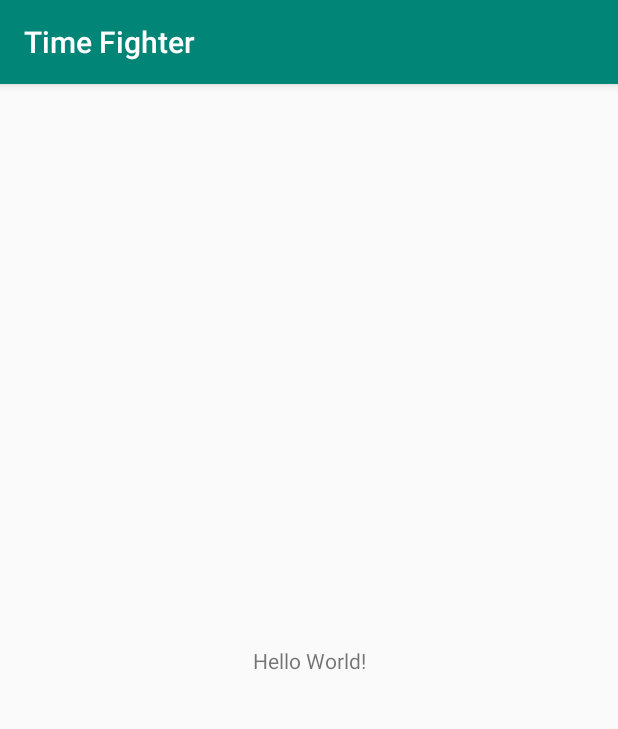
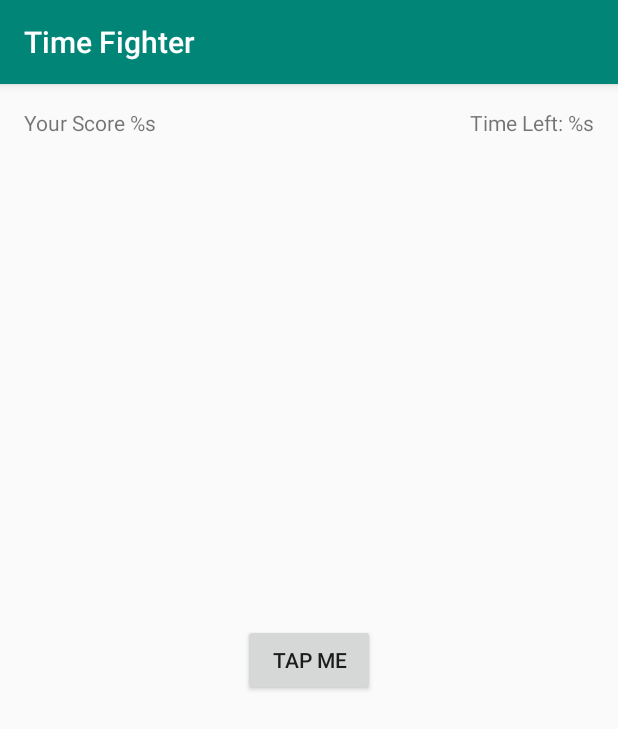
Before and after one commit to jclarens/MyFirstKotlinAndroidApp, an Android app: the screen it shows after launch (MainActivity), on a phone screen of 412 x 824 dp. Shown: the top 729 px of the screen. Run offline under Robolectric (Android 15) with nearby library versions, the phone set to English and light mode, and no system bars.

Commit message:
add incrementScore method

```diff
--- a/Time Fighter/app/build.gradle
+++ b/Time Fighter/app/build.gradle
@@ -5,11 +5,11 @@ apply plugin: 'kotlin-android'
 apply plugin: 'kotlin-android-extensions'
 
 android {
-    compileSdkVersion 26
+    compileSdkVersion 27
     defaultConfig {
         applicationId "com.example.jclarens.timefighter"
         minSdkVersion 14
-        targetSdkVersion 26
+        targetSdkVersion 27
         versionCode 1
         versionName "1.0"
         testInstrumentationRunner "android.support.test.runner.AndroidJUnitRunner"
--- a/Time Fighter/app/src/main/java/com/example/jclarens/timefighter/MainActivity.kt
+++ b/Time Fighter/app/src/main/java/com/example/jclarens/timefighter/MainActivity.kt
@@ -2,11 +2,35 @@ package com.example.jclarens.timefighter
 
 import android.support.v7.app.AppCompatActivity
 import android.os.Bundle
+import android.widget.AbsListView
+import android.widget.Button
+import android.widget.TextView
 
 class MainActivity : AppCompatActivity() {
 
+    internal lateinit var tapMeButton : Button
+    internal lateinit var gameScoreTextView: TextView
+    internal lateinit var timeLeftTextView: TextView
+    internal var score = 0
     override fun onCreate(savedInstanceState: Bundle?) {
         super.onCreate(savedInstanceState)
         setContentView(R.layout.activity_main)
+        tapMeButton = findViewById<Button>(R.id.tap_me_button)
+        gameScoreTextView = findViewById<TextView>(R.id.game_score_text_view)
+        timeLeftTextView = findViewById<TextView>(R.id.time_left_text_view)
+
+        tapMeButton.setOnClickListener { view ->
+            incrementScore()
+        }
     }
+
+    private fun incrementScore() {
+        score = score+1
+
+        val newScore = getString(R.string.your_score,score.toString())
+        gameScoreTextView.setText(newScore)
+
+    }
+
+
 }
--- a/Time Fighter/app/src/main/res/layout/activity_main.xml
+++ b/Time Fighter/app/src/main/res/layout/activity_main.xml
@@ -6,13 +6,42 @@
     android:layout_height="match_parent"
     tools:context=".MainActivity">
 
-    <TextView
+    <Button
+        android:id="@+id/tap_me_button"
         android:layout_width="wrap_content"
         android:layout_height="wrap_content"
-        android:text="Hello World!"
+        android:layout_marginStart="8dp"
+        android:layout_marginLeft="8dp"
+        android:layout_marginTop="8dp"
+        android:layout_marginEnd="8dp"
+        android:layout_marginRight="8dp"
+        android:layout_marginBottom="8dp"
+        android:text="@string/tap_me"
         app:layout_constraintBottom_toBottomOf="parent"
-        app:layout_constraintLeft_toLeftOf="parent"
-        app:layout_constraintRight_toRightOf="parent"
+        app:layout_constraintEnd_toEndOf="parent"
+        app:layout_constraintStart_toStartOf="parent"
+        app:layout_constraintTop_toTopOf="parent" />
+
+    <TextView
+        android:id="@+id/game_score_text_view"
+        android:layout_width="wrap_content"
+        android:layout_height="wrap_content"
+        android:layout_marginStart="16dp"
+        android:layout_marginLeft="16dp"
+        android:layout_marginTop="16dp"
+        android:text="@string/your_score"
+        app:layout_constraintStart_toStartOf="parent"
+        app:layout_constraintTop_toTopOf="parent" />
+
+    <TextView
+        android:id="@+id/time_left_text_view"
+        android:layout_width="wrap_content"
+        android:layout_height="wrap_content"
+        android:layout_marginTop="16dp"
+        android:layout_marginEnd="16dp"
+        android:layout_marginRight="16dp"
+        android:text="@string/time_left"
+        app:layout_constraintEnd_toEndOf="parent"
         app:layout_constraintTop_toTopOf="parent" />
 
 </android.support.constraint.ConstraintLayout>
--- a/Time Fighter/app/src/main/res/values/strings.xml
+++ b/Time Fighter/app/src/main/res/values/strings.xml
@@ -1,3 +1,6 @@
 <resources>
     <string name="app_name">Time Fighter</string>
+    <string name="your_score">Your Score %s</string>
+    <string name="time_left">Time Left: %s</string>
+    <string name="tap_me">Tap Me</string>
 </resources>
```
Also changed, not shown: 1 other file.
